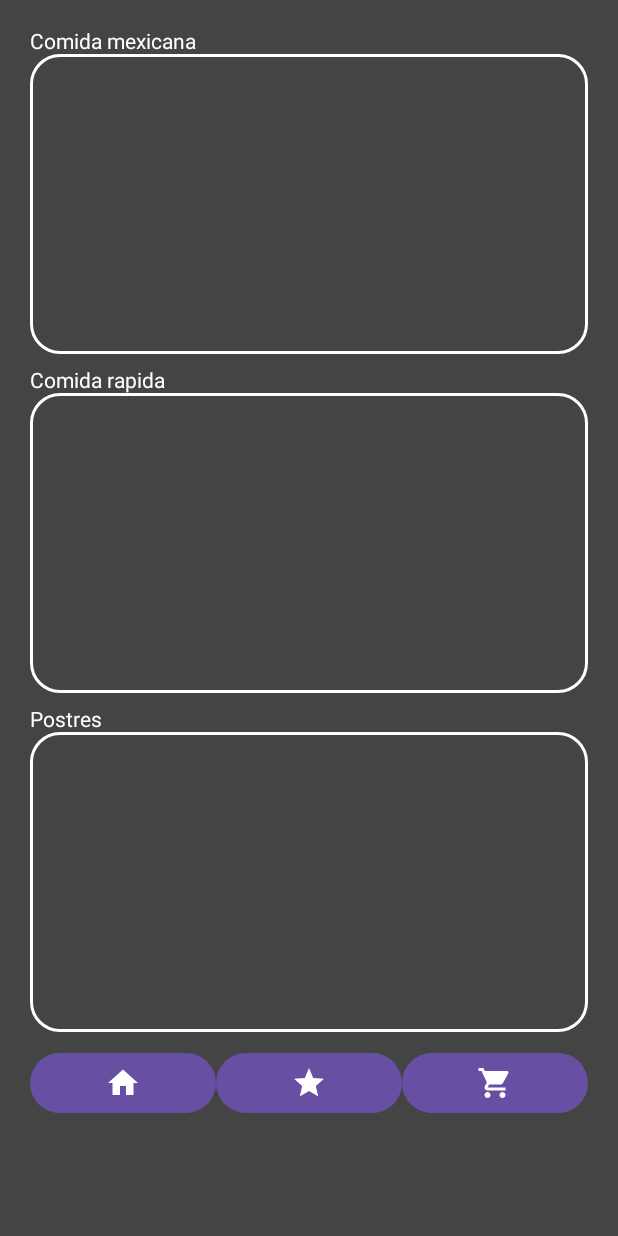
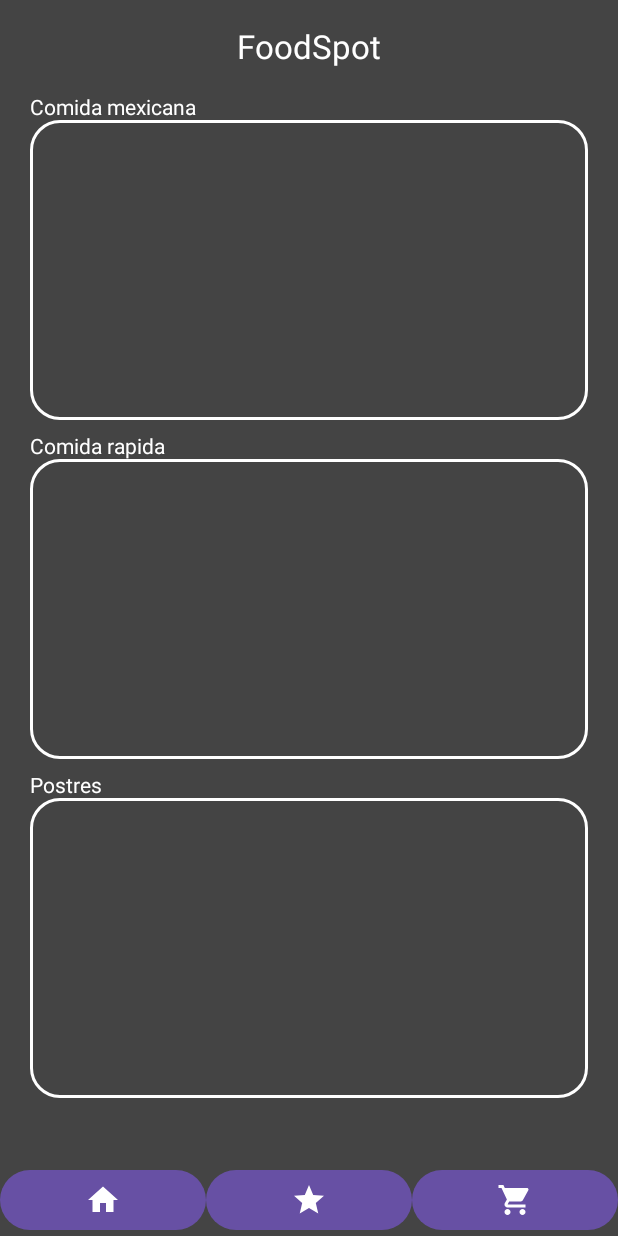
Before and after one commit to LuisDuque20/PDM-Taller2, an Android app built with Jetpack Compose: the screen it shows after launch (MainActivity), on a phone screen of 412 x 824 dp. Run offline under Robolectric (Android 15) with nearby library versions, the phone set to English and light mode, and no system bars; libraries missing offline, so code that uses them is left out: com.pdmtaller2; missing, so only their content is drawn: FoodSpotByLDuqueTheme; 2 statements that could not run were skipped.

Commit message:
Subiendo correccion con scaffold

```diff
--- a/PDM-Taller2/app/src/main/java/com/pdmtaller2/LDuque_00013423/ui/theme/Theme.kt
+++ b/PDM-Taller2/app/src/main/java/com/pdmtaller2/LDuque_00013423/ui/theme/Theme.kt
@@ -1,6 +1,5 @@
 package com.pdmtaller2.LDuque_00013423.ui.theme
 
-import android.app.Activity
 import android.os.Build
 import androidx.compose.foundation.isSystemInDarkTheme
 import androidx.compose.material3.MaterialTheme
@@ -22,12 +21,12 @@ private val LightColorScheme = lightColorScheme(
     secondary = PurpleGrey40,
     tertiary = Pink40
 
-    /* Other default colors to override
+    /* Other default theme colors to override
     background = Color(0xFFFFFBFE),
     surface = Color(0xFFFFFBFE),
     onPrimary = Color.White,
-    onSecondary = Color.White,
-    onTertiary = Color.White,
+    onSecondary = Color.Black,
+    onTertiary = Color.Black,
     onBackground = Color(0xFF1C1B1F),
     onSurface = Color(0xFF1C1B1F),
     */
@@ -36,16 +35,14 @@ private val LightColorScheme = lightColorScheme(
 @Composable
 fun FoodSpotByLDuqueTheme(
     darkTheme: Boolean = isSystemInDarkTheme(),
-    // Dynamic color is available on Android 12+
+    dynamicColor: Boolean = true, // Esta línea ya declara dynamicColor
     content: @Composable () -> Unit
-) {    dynamicColor: Boolean = true,
-
+) {
     val colorScheme = when {
         dynamicColor && Build.VERSION.SDK_INT >= Build.VERSION_CODES.S -> {
             val context = LocalContext.current
             if (darkTheme) dynamicDarkColorScheme(context) else dynamicLightColorScheme(context)
         }
-
         darkTheme -> DarkColorScheme
         else -> LightColorScheme
     }
--- a/PDM-Taller2/app/src/main/java/screens/MainScreen.kt
+++ b/PDM-Taller2/app/src/main/java/screens/MainScreen.kt
@@ -15,46 +15,84 @@ import androidx.compose.foundation.layout.width
 import androidx.compose.foundation.layout.wrapContentWidth
 import androidx.compose.foundation.lazy.LazyRow
 import androidx.compose.foundation.shape.RoundedCornerShape
+import androidx.compose.material.icons.Icons
+import androidx.compose.material.icons.filled.Home
+import androidx.compose.material.icons.filled.ShoppingCart
+import androidx.compose.material.icons.filled.Star
 import androidx.compose.material3.Button
+import androidx.compose.material3.CenterAlignedTopAppBar
+import androidx.compose.material3.ExperimentalMaterial3Api
+import androidx.compose.material3.Icon
+import androidx.compose.material3.Scaffold
 import androidx.compose.material3.Text
+import androidx.compose.material3.TopAppBarDefaults
 import androidx.compose.runtime.Composable
 import androidx.compose.ui.Alignment
 import androidx.compose.ui.Modifier
 import androidx.compose.ui.graphics.Color
-import androidx.compose.ui.text.TextStyle
-import androidx.compose.ui.text.font.FontFamily
+import androidx.compose.ui.text.style.TextOverflow
 import androidx.compose.ui.tooling.preview.Preview
 import androidx.compose.ui.unit.dp
-import androidx.compose.ui.unit.sp
 import androidx.navigation.NavController
 import androidx.navigation.compose.rememberNavController
 import com.pdmtaller2.LDuque_00013423.restaurants
 import com.pdmtaller2.LDuque_00013423.ui.theme.FoodSpotByLDuqueTheme
-import androidx.compose.material.icons.Icons
-import androidx.compose.material.icons.filled.Home
-import androidx.compose.material.icons.filled.ShoppingCart
-import androidx.compose.material.icons.filled.Star
-import androidx.compose.material3.Icon
 
+@OptIn(ExperimentalMaterial3Api::class)
 @Composable
 fun MainScreen(navController: NavController) {
     val modifier = Modifier
+    Scaffold(
+        topBar = {
+            CenterAlignedTopAppBar(
+                title = {
+                    Text(
+                        "FoodSpot",
+                        maxLines = 1,
+                        overflow = TextOverflow.Ellipsis
+                    )
+                },
+                colors = TopAppBarDefaults.centerAlignedTopAppBarColors(
+                    containerColor = Color.DarkGray,
+                    titleContentColor = Color.White
+                )
+            )
+        },bottomBar = {
+            Row(modifier = Modifier.fillMaxWidth()) {
+                Button(
+                    onClick = { navController.navigate("MainScreen") },
+                    modifier = Modifier.weight(1f)
+                ) { Icon(imageVector = Icons.Filled.Home, contentDescription = "Pantalla principal") }
+                Button(
+                    onClick = { navController.navigate("RestaurantScreen") },
+                    modifier = Modifier.weight(1f)
+                ) { Icon(imageVector = Icons.Filled.Star, contentDescription = "Restaurantes") }
+                Button(
+                    onClick = { navController.navigate("MyOrders") },
+                    modifier = Modifier.weight(1f)
+                ) { Icon(imageVector = Icons.Filled.ShoppingCart, contentDescription = "Mis órdenes") }
+            }
+        }
+    ) { paddingValues ->
         Column(
-        modifier = modifier.fillMaxSize()
+            modifier
+                .fillMaxSize()
                 .background(Color.DarkGray)
-            .padding(20.dp),
+                .padding(paddingValues)
+                .padding(horizontal = 20.dp),
             horizontalAlignment = Alignment.Start,
             verticalArrangement = Arrangement.Top
         ) {
-
             val categories = listOf("Comida mexicana", "Comida rapida", "Postres")
             categories.forEach { category ->
                 Column {
                     Text(text = category, color = Color.White)
                     LazyRow(
-                    modifier = modifier.fillMaxWidth()
+                        modifier = Modifier
+                            .fillMaxWidth()
                             .height(200.dp)
-                        .border(width = 2.dp, color = Color.White, shape = RoundedCornerShape(10)).padding(5.dp)
+                            .border(width = 2.dp, color = Color.White, shape = RoundedCornerShape(10))
+                            .padding(5.dp)
                     ) {
                         val filteredRestaurants = restaurants.filter { it.categories.contains(category) }
                         items(filteredRestaurants.size) { index ->
@@ -65,22 +103,21 @@ fun MainScreen(navController: NavController) {
                                     .fillMaxHeight()
                                     .width(150.dp)
                                     .wrapContentWidth()
-                                .border(width = 1.dp, color = Color.White, shape = RoundedCornerShape(10)),
+                                    .border(
+                                        width = 1.dp,
+                                        color = Color.White,
+                                        shape = RoundedCornerShape(10)
+                                    ),
                                 horizontalAlignment = Alignment.CenterHorizontally,
                                 verticalArrangement = Arrangement.Center
                             ) {
                                 Text(text = restaurant.name, color = Color.White)
-                            Text(text = restaurant.description, color = Color.Gray)
                             }
                         }
                     }
                     Spacer(modifier.height(10.dp))
                 }
             }
-        Row (modifier.fillMaxWidth()){
-            Button(onClick = {navController.navigate("MainScreen")}, modifier.weight(1f)) { Icon(imageVector = Icons.Filled.Home, contentDescription = "Pantalla principal")}
-            Button(onClick = {navController.navigate("RestaurantScreen")},modifier.weight(1f)) { Icon(imageVector = Icons.Filled.Star, contentDescription = "Restaurantes") }
-            Button(onClick = {navController.navigate("MyOrders")},modifier.weight(1f)) { Icon(imageVector = Icons.Filled.ShoppingCart, contentDescription = "Restaurantes") }
         }
     }
 }
```
Lines whose indentation alone changed are shown as unchanged.
